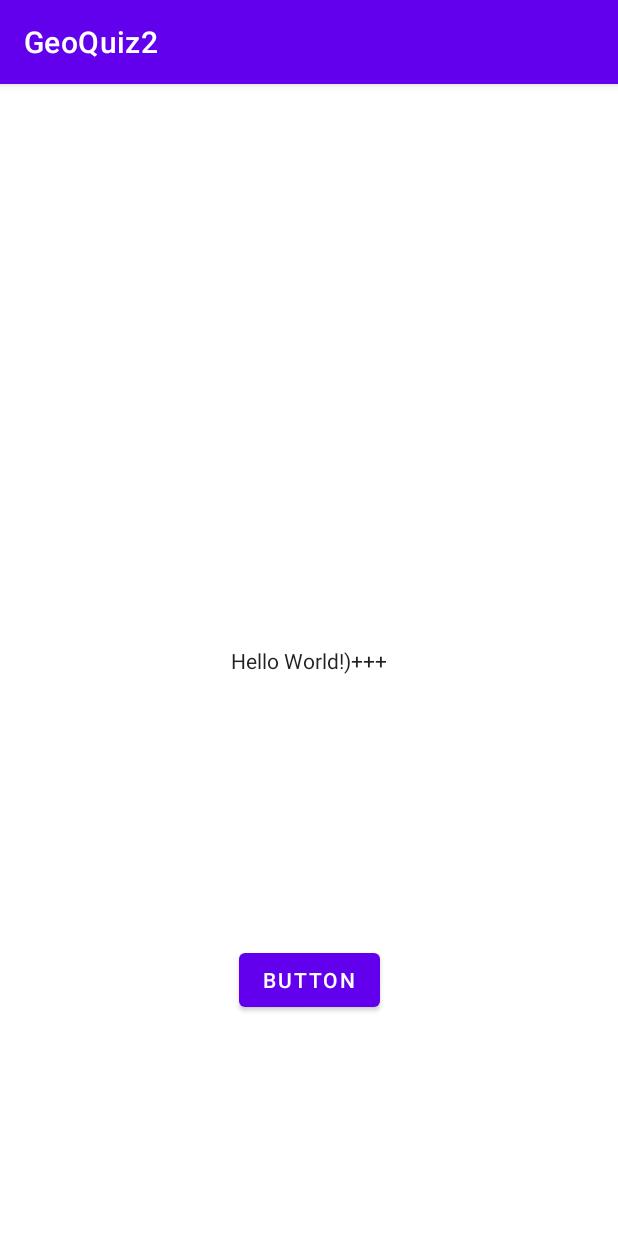
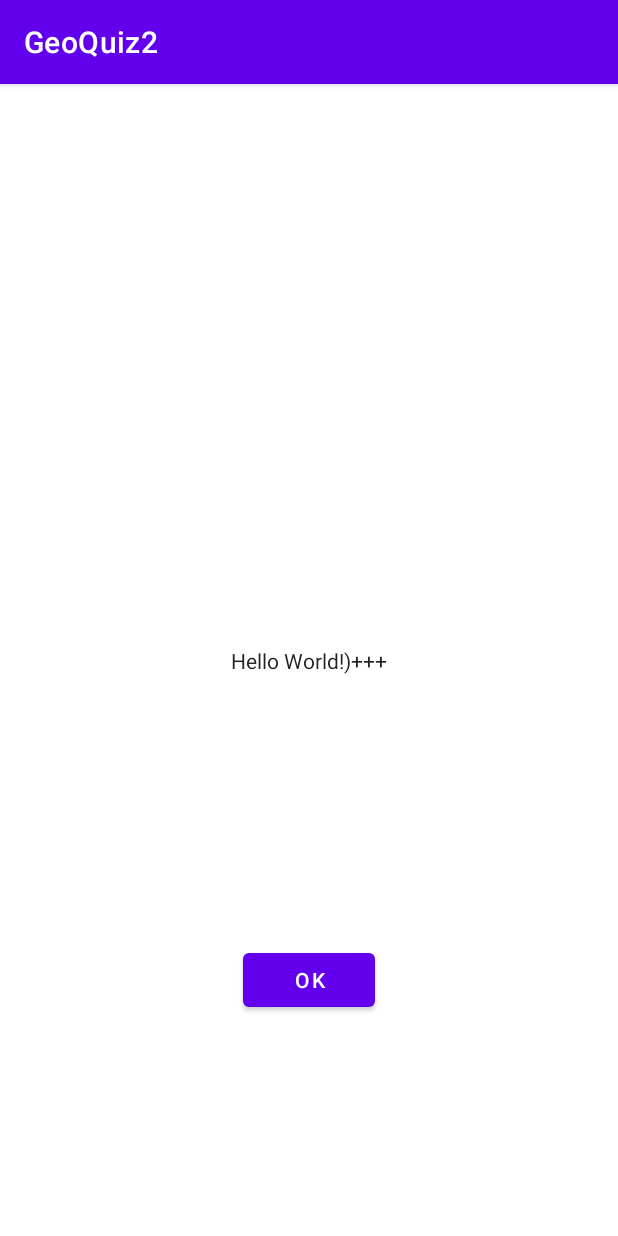
Before and after one commit to Ambrain/GeoQuiz2, an Android app: the screen it shows after launch (MainActivity), on a phone screen of 412 x 824 dp. Run offline under Robolectric (Android 15) with nearby library versions, the phone set to English and light mode, and no system bars.

Commit message:
Text button

```diff
--- a/app/src/main/res/layout/activity_main.xml
+++ b/app/src/main/res/layout/activity_main.xml
@@ -16,7 +16,7 @@
             app:layout_constraintTop_toTopOf="parent" android:textAppearance="@style/TextAppearance.AppCompat.Body1"
             android:id="@+id/textView"/>
     <Button
-            android:text="Button"
+            android:text="Ok"
             android:layout_width="wrap_content"
             android:layout_height="wrap_content" app:layout_constraintStart_toStartOf="parent"
             app:layout_constraintEnd_toEndOf="parent" android:id="@+id/button" android:layout_marginTop="32dp"
```
